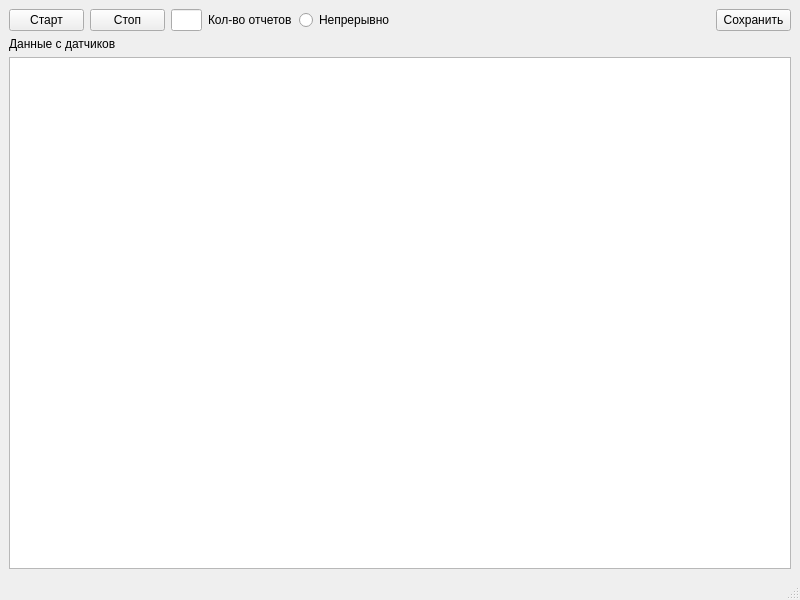
Before: the Qt Designer form termoline_ui.ui in AntonTsiklop/Termoline, drawn with Qt 5.
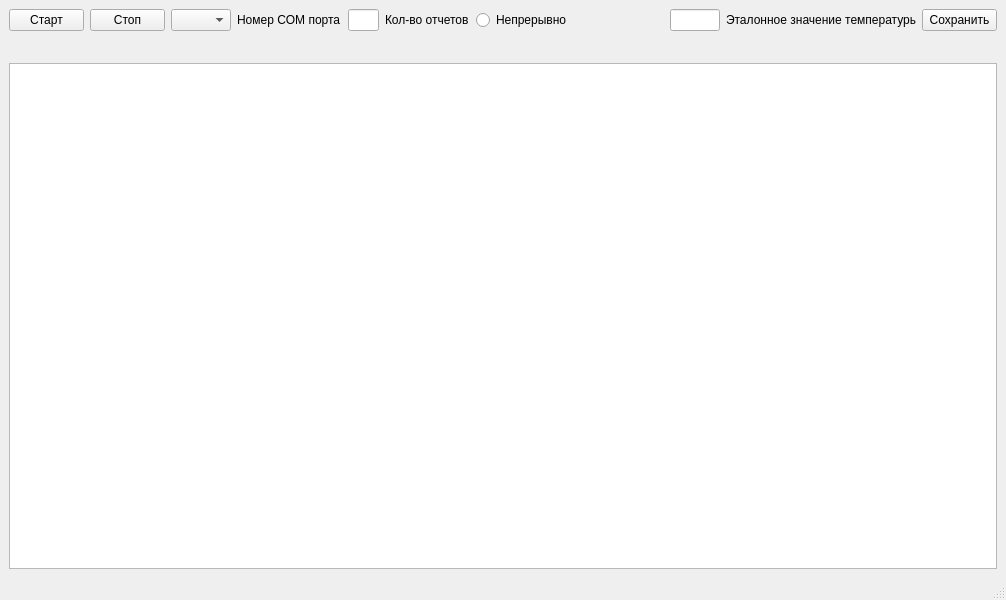
After: the same form once the commit is applied.

```diff
--- a/termoline_ui.ui
+++ b/termoline_ui.ui
@@ -6,13 +6,13 @@
    <rect>
     <x>0</x>
     <y>0</y>
-    <width>800</width>
+    <width>1006</width>
     <height>600</height>
    </rect>
   </property>
   <property name="minimumSize">
    <size>
-    <width>800</width>
+    <width>1000</width>
     <height>600</height>
    </size>
   </property>
@@ -20,7 +20,9 @@
    <string>MainWindow</string>
   </property>
   <widget class="QWidget" name="centralwidget">
-   <layout class="QVBoxLayout" name="verticalLayout">
+   <layout class="QVBoxLayout" name="verticalLayout_3">
+    <item>
+     <layout class="QVBoxLayout" name="verticalLayout_2">
     <item>
      <layout class="QHBoxLayout" name="horizontalLayout">
       <item>
@@ -49,6 +51,29 @@
         </property>
        </widget>
       </item>
+        <item>
+         <widget class="QComboBox" name="combo_box_com">
+          <property name="maximumSize">
+           <size>
+            <width>60</width>
+            <height>23</height>
+           </size>
+          </property>
+         </widget>
+        </item>
+        <item>
+         <widget class="QLabel" name="label_3">
+          <property name="maximumSize">
+           <size>
+            <width>105</width>
+            <height>20</height>
+           </size>
+          </property>
+          <property name="text">
+           <string>Номер COM порта</string>
+          </property>
+         </widget>
+        </item>
       <item>
        <widget class="QLineEdit" name="line_edit_amount">
         <property name="maximumSize">
@@ -79,6 +104,35 @@
         </property>
        </widget>
       </item>
+        <item>
+         <widget class="QLineEdit" name="line_edit_temp_ref">
+          <property name="minimumSize">
+           <size>
+            <width>0</width>
+            <height>0</height>
+           </size>
+          </property>
+          <property name="maximumSize">
+           <size>
+            <width>50</width>
+            <height>23</height>
+           </size>
+          </property>
+         </widget>
+        </item>
+        <item>
+         <widget class="QLabel" name="label_2">
+          <property name="maximumSize">
+           <size>
+            <width>190</width>
+            <height>23</height>
+           </size>
+          </property>
+          <property name="text">
+           <string>Эталонное значение температуры</string>
+          </property>
+         </widget>
+        </item>
       <item>
        <widget class="QPushButton" name="download_button">
         <property name="maximumSize">
@@ -95,14 +149,34 @@
      </layout>
     </item>
     <item>
-     <widget class="QLabel" name="label_2">
+       <layout class="QVBoxLayout" name="verticalLayout">
+        <item>
+         <layout class="QHBoxLayout" name="horizontalLayout_2">
+          <item>
+           <widget class="QLabel" name="guide_label">
+            <property name="minimumSize">
+             <size>
+              <width>400</width>
+              <height>20</height>
+             </size>
+            </property>
       <property name="text">
-       <string>Данные с датчиков</string>
-      </property>
-     </widget>
+             <string/>
+            </property>
+           </widget>
+          </item>
+         </layout>
     </item>
     <item>
-     <widget class="QTableWidget" name="tableWidget"/>
+         <widget class="QTableWidget" name="tableWidget">
+          <property name="enabled">
+           <bool>true</bool>
+          </property>
+         </widget>
+        </item>
+       </layout>
+      </item>
+     </layout>
     </item>
    </layout>
   </widget>
```
Lines whose indentation alone changed are shown as unchanged.
